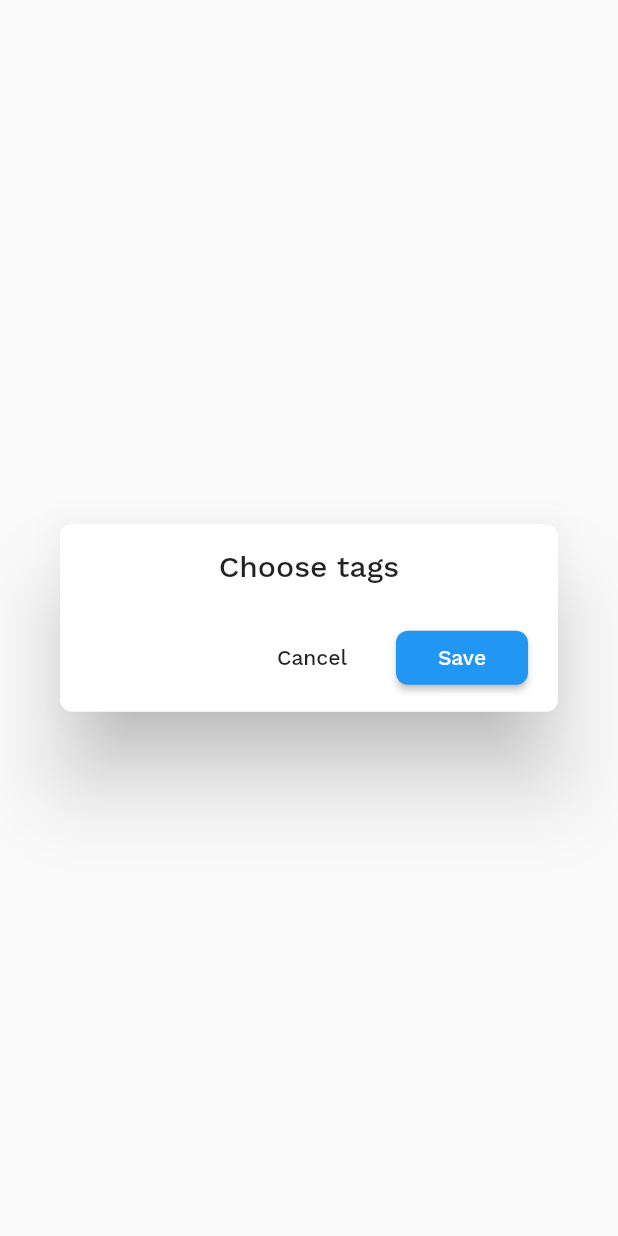
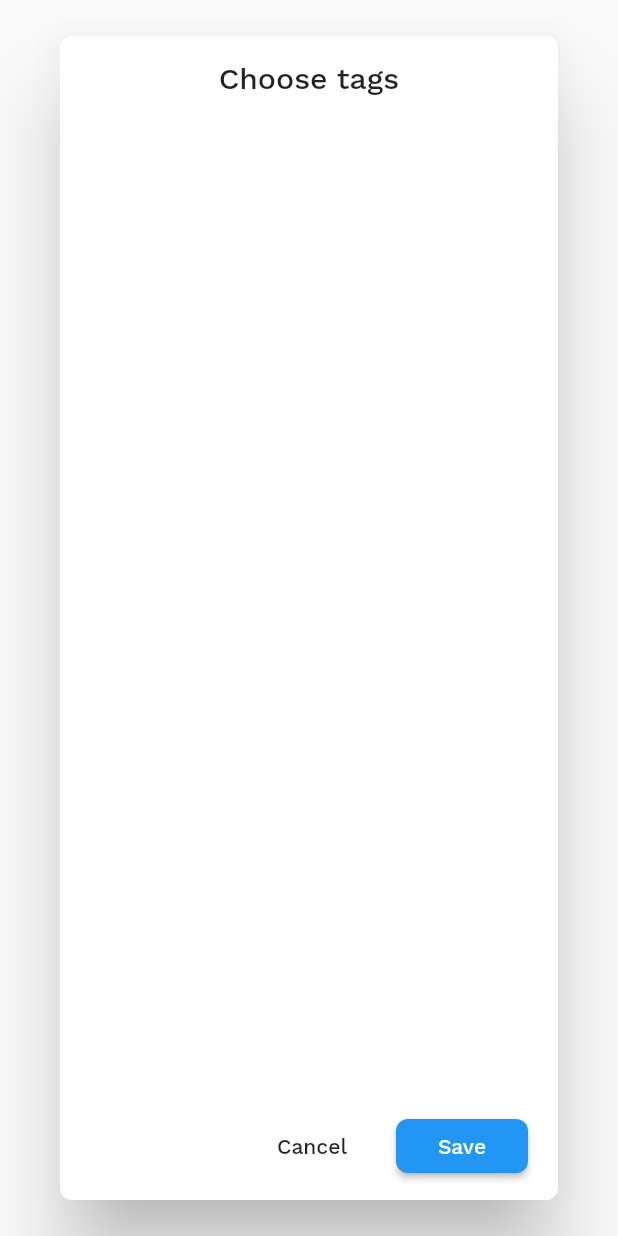
Before and after one commit to Pyozer/Discover, a Flutter app: the TagsDialog widget shown alone on an empty page, opened directly with empty values, on a phone screen of 412 x 824 dp. Run offline on Flutter 3.47's test engine with Material 2 defaults, Android fonts, the phone set to English and light mode, and no system bars; our stand-ins replace google_maps_flutter, image_picker; network calls fail.

Commit message:
Fix tags dialog

```diff
--- a/lib/widgets/post/tags_dialog.dart
+++ b/lib/widgets/post/tags_dialog.dart
@@ -38,8 +38,8 @@ class _TagsDialogState extends State<TagsDialog> {
               style: Theme.of(context).textTheme.title,
             ),
           ),
-          ListView.builder(
-            shrinkWrap: true,
+          Expanded(
+            child: ListView.builder(
               physics: BouncingScrollPhysics(),
               padding: const EdgeInsets.only(bottom: 10),
               itemCount: widget.tags.length,
@@ -58,6 +58,7 @@ class _TagsDialogState extends State<TagsDialog> {
                   title: Text(tag),
                 );
               },
+            ),
           ),
           Padding(
             padding: const EdgeInsets.fromLTRB(0, 0, 20, 12),
```
Lines whose indentation alone changed are shown as unchanged.
